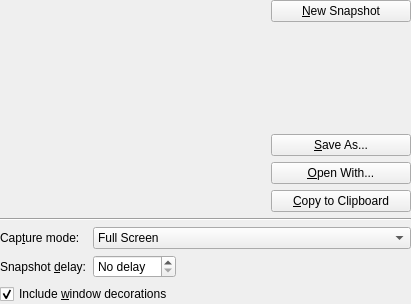
KDE/ksnapshot, file ksnapshotwidget.ui: the form before one commit.
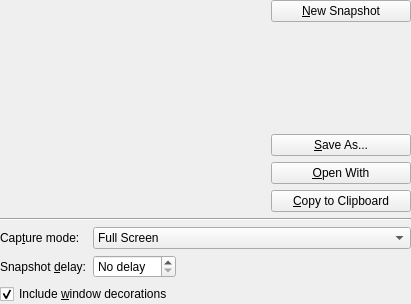
The form after the commit. Custom widgets are drawn as their Qt base class.

Commit message: SVN_SILENT i18n style guide fix

```diff
--- a/ksnapshotwidget.ui
+++ b/ksnapshotwidget.ui
@@ -200,7 +200,7 @@
         <string>Click this button to open the snapshot with an other application</string>
        </property>
        <property name="text" >
-        <string>&amp;Open With...</string>
+        <string>&amp;Open With</string>
        </property>
       </widget>
      </item>
```
